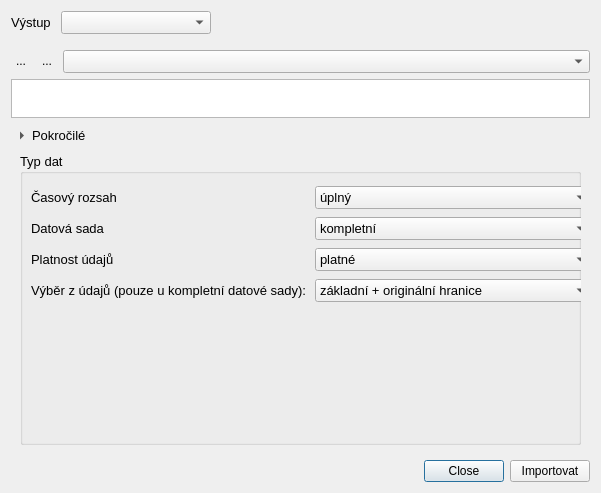
Qt form ui_MainApp.ui (ctu-geoforall-lab/qgis-ruian-plugin) before a commit.
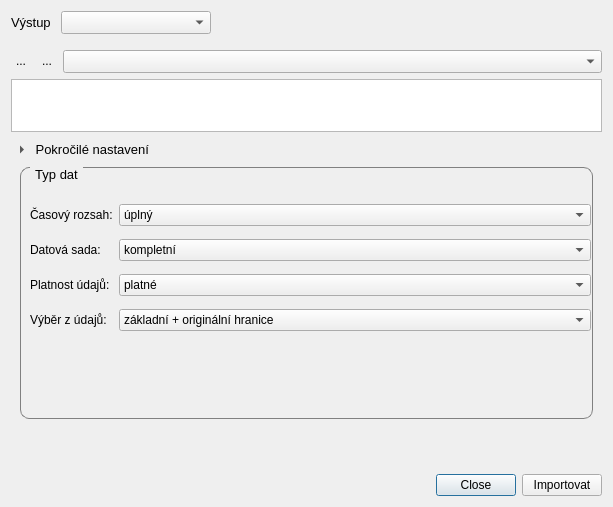
The same form after that commit. Icons and pictures are not drawn.

Commit message: major clean up, disable debug mode

Patch:
```diff
--- a/ui_MainApp.ui
+++ b/ui_MainApp.ui
@@ -6,8 +6,8 @@
    <rect>
     <x>0</x>
     <y>0</y>
-    <width>601</width>
-    <height>493</height>
+    <width>613</width>
+    <height>507</height>
    </rect>
   </property>
   <property name="minimumSize">
@@ -63,17 +63,17 @@
       </widget>
      </item>
      <item>
-      <spacer name="horizontalSpacer">
-       <property name="orientation">
-        <enum>Qt::Horizontal</enum>
+      <widget class="QLabel" name="outputPath">
+       <property name="sizePolicy">
+        <sizepolicy hsizetype="Preferred" vsizetype="Preferred">
+         <horstretch>1</horstretch>
+         <verstretch>0</verstretch>
+        </sizepolicy>
        </property>
-       <property name="sizeHint" stdset="0">
-        <size>
-         <width>368</width>
-         <height>20</height>
-        </size>
+       <property name="text">
+        <string/>
        </property>
-      </spacer>
+      </widget>
      </item>
     </layout>
    </item>
@@ -231,7 +231,7 @@
       </font>
      </property>
      <property name="text">
-      <string>Pokročilé</string>
+      <string> Pokročilé nastavení</string>
      </property>
      <property name="popupMode">
       <enum>QToolButton::DelayedPopup</enum>
@@ -269,36 +269,64 @@
         <property name="enabled">
          <bool>true</bool>
         </property>
+        <property name="sizePolicy">
+         <sizepolicy hsizetype="Preferred" vsizetype="Preferred">
+          <horstretch>0</horstretch>
+          <verstretch>1</verstretch>
+         </sizepolicy>
+        </property>
         <property name="focusPolicy">
          <enum>Qt::NoFocus</enum>
         </property>
+        <property name="styleSheet">
+         <string notr="true">
+
+QGroupBox {
+    border: 1px solid gray;
+    border-radius: 9px;
+    margin-top: 0.5em;
+}
+
+QGroupBox::title {
+    subcontrol-origin: margin;
+    left: 10px;
+    padding: 0 3px 0 3px;
+}
+
+</string>
+        </property>
         <property name="title">
          <string>Typ dat</string>
         </property>
         <property name="checkable">
          <bool>false</bool>
         </property>
-        <widget class="QWidget" name="">
+        <widget class="QWidget" name="gridLayoutWidget">
          <property name="geometry">
           <rect>
-           <x>11</x>
-           <y>31</y>
+           <x>10</x>
+           <y>30</y>
            <width>561</width>
-           <height>122</height>
+           <height>141</height>
           </rect>
          </property>
-         <layout class="QVBoxLayout" name="verticalLayout">
-          <item>
-           <layout class="QHBoxLayout" name="horizontalLayout_4">
-            <item>
-             <widget class="QLabel" name="cas_rozsah_l">
+         <layout class="QGridLayout" name="gridLayout" columnstretch="0,1">
+          <item row="1" column="0">
+           <widget class="QLabel" name="datasetLabel">
               <property name="text">
-               <string>Časový rozsah</string>
+             <string>Datová sada:</string>
               </property>
              </widget>
             </item>
-            <item>
-             <widget class="QComboBox" name="cas_rozsah_box">
+          <item row="0" column="0">
+           <widget class="QLabel" name="timeLabel">
+            <property name="text">
+             <string>Časový rozsah:</string>
+            </property>
+           </widget>
+          </item>
+          <item row="0" column="1">
+           <widget class="QComboBox" name="timeComboBox">
               <item>
                <property name="text">
                 <string>úplný</string>
@@ -311,19 +339,15 @@
               </item>
              </widget>
             </item>
-           </layout>
-          </item>
-          <item>
-           <layout class="QHBoxLayout" name="horizontalLayout_5">
-            <item>
-             <widget class="QLabel" name="dat_sada_l">
+          <item row="2" column="0">
+           <widget class="QLabel" name="validityLabel">
               <property name="text">
-               <string>Datová sada</string>
+             <string>Platnost údajů:</string>
               </property>
              </widget>
             </item>
-            <item>
-             <widget class="QComboBox" name="dat_sada_box">
+          <item row="1" column="1">
+           <widget class="QComboBox" name="datasetComboBox">
               <item>
                <property name="text">
                 <string>kompletní</string>
@@ -336,19 +360,8 @@
               </item>
              </widget>
             </item>
-           </layout>
-          </item>
-          <item>
-           <layout class="QHBoxLayout" name="horizontalLayout_6">
-            <item>
-             <widget class="QLabel" name="platnost_udaju_l">
-              <property name="text">
-               <string>Platnost údajů</string>
-              </property>
-             </widget>
-            </item>
-            <item>
-             <widget class="QComboBox" name="platnost_udaju_box">
+          <item row="2" column="1">
+           <widget class="QComboBox" name="validityComboBox">
               <item>
                <property name="text">
                 <string>platné</string>
@@ -361,19 +374,18 @@
               </item>
              </widget>
             </item>
-           </layout>
-          </item>
-          <item>
-           <layout class="QHBoxLayout" name="horizontalLayout_7">
-            <item>
-             <widget class="QLabel" name="vyber_z_l">
+          <item row="3" column="0">
+           <widget class="QLabel" name="selectionLabel">
+            <property name="toolTip">
+             <string>Pouze u kompletní datové sady.</string>
+            </property>
               <property name="text">
-               <string>Výběr z údajů (pouze u kompletní datové sady):</string>
+             <string>Výběr z údajů:</string>
               </property>
              </widget>
             </item>
-            <item>
-             <widget class="QComboBox" name="vyber_z_box">
+          <item row="3" column="1">
+           <widget class="QComboBox" name="selectionComboBox">
               <item>
                <property name="text">
                 <string>základní + originální hranice</string>
@@ -397,11 +409,25 @@
              </widget>
             </item>
            </layout>
-          </item>
-         </layout>
         </widget>
        </widget>
       </item>
+      <item>
+       <spacer name="verticalSpacer_2">
+        <property name="orientation">
+         <enum>Qt::Vertical</enum>
+        </property>
+        <property name="sizeType">
+         <enum>QSizePolicy::Expanding</enum>
+        </property>
+        <property name="sizeHint" stdset="0">
+         <size>
+          <width>20</width>
+          <height>40</height>
+         </size>
+        </property>
+       </spacer>
+      </item>
      </layout>
     </widget>
    </item>
```
Left out of the diff: 34 changed lines with no effect on the pictures. Lines whose indentation alone changed are shown as unchanged. The commit also changes 2 other files.
